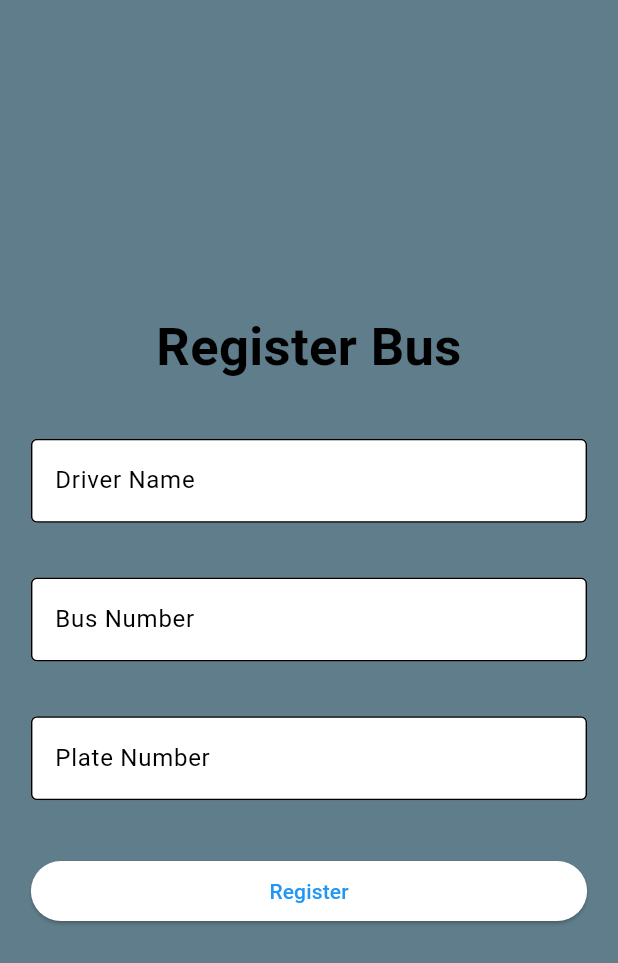
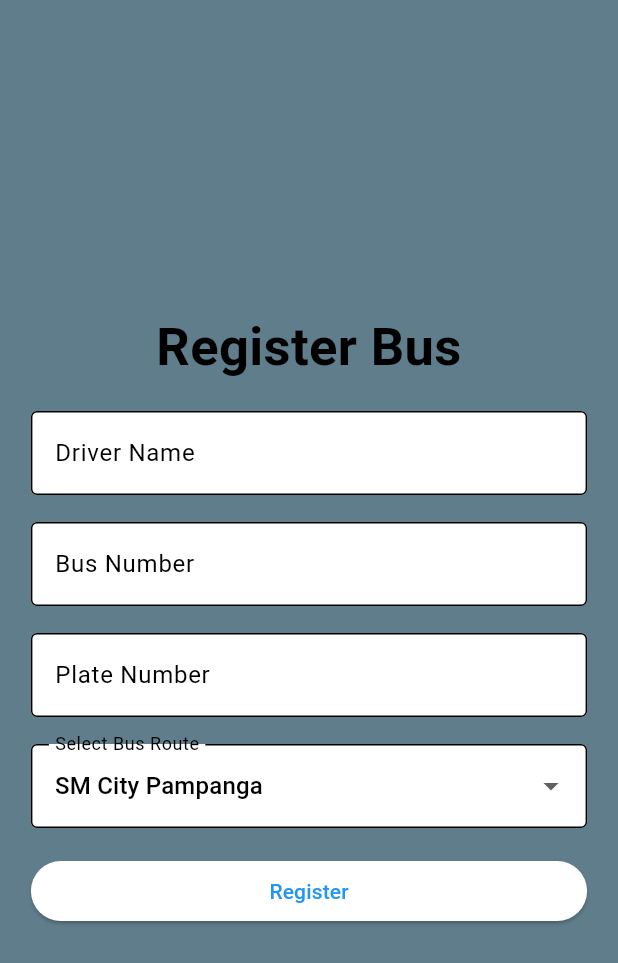
Before and after one commit to AdrianFAlejo/para-po-app, a Flutter app: the SignUp screen opened directly, on a phone screen of 412 x 824 dp. Shown: the top 963 px of the screen. Run offline on Flutter 3.47's test engine with Material 3 defaults, Android fonts, the light colour scheme and no system bars; drawn by our look-alikes of flutter_form_builder; our stand-ins replace cloud_firestore, firebase_core, google_maps_flutter, location, shared_preferences; missing offline and left inert: flutter_polyline_points; accounts and stored records are empty.

Commit message:
Bus App add new field
Added bust route field

```diff
--- a/para_po/lib/screens/sign_up/sign_up.dart
+++ b/para_po/lib/screens/sign_up/sign_up.dart
@@ -15,13 +15,22 @@ class _SignupState extends State<SignUp> {
 
   final _formKey = GlobalKey<FormBuilderState>();
 
+  List<String> busRoutes = ['SM City Pampanga', 'SM City Olongapo'];
+
+  String selectedBusRoute = 'SM City Pampanga'; // Default selected value
+
+
   void setDriverDetails() async {
+    final formData = _formKey.currentState?.value;
+
+    bool isOnGoing = selectedBusRoute == 'SM City Pampanga';
+
     SharedPreferences prefs = await SharedPreferences.getInstance();
-    final formData = _formKey.currentState?.value;
 
     await prefs.setString(constants.DRIVER_NAME, formData?[constants.DRIVER_NAME]);
     await prefs.setString(constants.BUS_NUMBER, formData?[constants.BUS_NUMBER]);
     await prefs.setString(constants.BUS_PLATE_NUMBER, formData?[constants.BUS_PLATE_NUMBER]);
+    await prefs.setBool('isOnGoing', isOnGoing);
 
     Navigator.pushReplacement(context, MaterialPageRoute(builder: (context) => const RouteGate()));
   }
@@ -95,6 +104,27 @@ class _SignupState extends State<SignUp> {
                           return null;
                         },
                       ),
+                      FormBuilderDropdown(
+                      name: 'busRoute',
+                      decoration: const InputDecoration(
+                        filled: true,
+                        fillColor: Colors.white,
+                        border: OutlineInputBorder(),
+                        labelText: 'Select Bus Route',
+                      ),
+                      initialValue: selectedBusRoute,
+                      items: busRoutes
+                          .map((route) => DropdownMenuItem(
+                                value: route,
+                                child: Text(route),
+                              ))
+                          .toList(),
+                      onChanged: (value) {
+                        setState(() {
+                          selectedBusRoute = value.toString();
+                        });
+                      },
+                    ),
                       ElevatedButton(
                           style: ElevatedButton.styleFrom(
                             shape: RoundedRectangleBorder(
```
Also changed, not shown: para_po/lib/screens/map/map.dart (+7 -1 lines).
